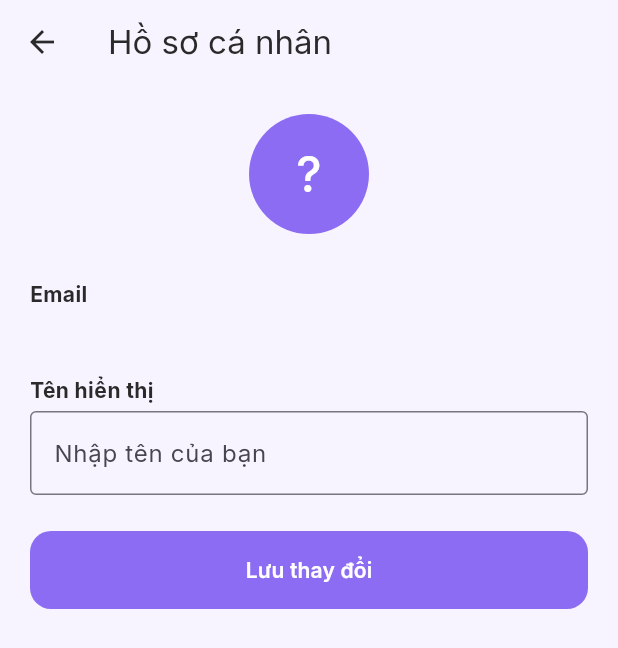
After one commit to Vanmai247/note_flutter, a Flutter app: the screen it shows once a user with an empty profile is signed in, in the side drawer, after a tap on "Hồ sơ cá nhân", on a phone screen of 412 x 824 dp. The commit adds this screen. Shown: the top 648 px of the screen. Run offline on Flutter 3.47's test engine with Material 3 defaults, Android fonts, the phone set to English and light mode, and no system bars; our stand-ins replace cloud_firestore, firebase_auth, firebase_core, google_fonts, table_calendar; accounts and stored records are empty.

Commit message:
Thêm hồ sơ người dùng

```diff
--- a/lib/main.dart
+++ b/lib/main.dart
@@ -11,6 +11,7 @@ import 'screens/login_screen.dart';
 import 'screens/register_screen.dart';
 import 'screens/forgot_password_screen.dart';
 import 'firebase_options.dart';
+import 'screens/profile_screen.dart';
 
 Future<void> main() async {
   WidgetsFlutterBinding.ensureInitialized();
@@ -78,6 +79,7 @@ class TaskyApp extends StatelessWidget {
           '/login': (_) => const LoginScreen(),
           '/register': (_) => const RegisterScreen(),
           '/forgot': (_) => const ForgotPasswordScreen(),
+          '/profile': (_) => const ProfileScreen(),
         },
 
         // Nếu route lạ → về Home (có stream guard ở trên)
--- /dev/null
+++ b/lib/screens/profile_screen.dart
@@ -0,0 +1,165 @@
+import 'package:cloud_firestore/cloud_firestore.dart';
+import 'package:firebase_auth/firebase_auth.dart';
+import 'package:flutter/material.dart';
+
+import '../widgets/primary_button.dart';
+import '../theme.dart';
+
+class ProfileScreen extends StatefulWidget {
+  const ProfileScreen({super.key});
+
+  @override
+  State<ProfileScreen> createState() => _ProfileScreenState();
+}
+
+class _ProfileScreenState extends State<ProfileScreen> {
+  final _nameCtrl = TextEditingController();
+  bool _loading = false;
+
+  User? get _user => FirebaseAuth.instance.currentUser;
+
+  @override
+  void initState() {
+    super.initState();
+    _loadProfile();
+  }
+
+  @override
+  void dispose() {
+    _nameCtrl.dispose();
+    super.dispose();
+  }
+
+  Future<void> _loadProfile() async {
+    final user = _user;
+    if (user == null) return;
+
+    setState(() => _loading = true);
+
+    try {
+      final doc = await FirebaseFirestore.instance
+          .collection('users')
+          .doc(user.uid)
+          .get();
+
+      if (doc.exists) {
+        final data = doc.data();
+        _nameCtrl.text = (data?['name'] ?? '') as String;
+      } else {
+        await FirebaseFirestore.instance
+            .collection('users')
+            .doc(user.uid)
+            .set({
+          'email': user.email,
+          'name': user.displayName ?? '',
+        });
+        _nameCtrl.text = user.displayName ?? '';
+      }
+    } catch (e) {
+      if (!mounted) return;
+      ScaffoldMessenger.of(context).showSnackBar(
+        SnackBar(content: Text('Lỗi tải hồ sơ: $e')),
+      );
+    } finally {
+      if (!mounted) return;
+      setState(() => _loading = false);
+    }
+  }
+
+  Future<void> _saveProfile() async {
+    final user = _user;
+    if (user == null) return;
+
+    setState(() => _loading = true);
+    final name = _nameCtrl.text.trim();
+
+    try {
+      await FirebaseFirestore.instance
+          .collection('users')
+          .doc(user.uid)
+          .set({
+        'email': user.email,
+        'name': name,
+      }, SetOptions(merge: true));
+
+      await user.updateDisplayName(name);
+
+      if (!mounted) return;
+      ScaffoldMessenger.of(context).showSnackBar(
+        const SnackBar(content: Text('Đã lưu hồ sơ')),
+      );
+    } catch (e) {
+      if (!mounted) return;
+      ScaffoldMessenger.of(context).showSnackBar(
+        SnackBar(content: Text('Lỗi lưu hồ sơ: $e')),
+      );
+    } finally {
+      if (!mounted) return;
+      setState(() => _loading = false);
+    }
+  }
+
+  @override
+  Widget build(BuildContext context) {
+    final user = _user;
+
+    return Scaffold(
+      appBar: AppBar(title: const Text('Hồ sơ cá nhân')),
+      body: _loading && user == null
+          ? const Center(child: CircularProgressIndicator())
+          : Padding(
+        padding: const EdgeInsets.all(20),
+        child: Column(
+          crossAxisAlignment: CrossAxisAlignment.start,
+          children: [
+            Center(
+              child: CircleAvatar(
+                radius: 40,
+                backgroundColor: AppColors.primary,
+                child: Text(
+                  (user?.email?.isNotEmpty ?? false)
+                      ? user!.email![0].toUpperCase()
+                      : '?',
+                  style: const TextStyle(
+                    fontSize: 32,
+                    color: Colors.white,
+                  ),
+                ),
+              ),
+            ),
+            const SizedBox(height: 30),
+
+            const Text(
+              'Email',
+              style: TextStyle(fontWeight: FontWeight.bold),
+            ),
+            const SizedBox(height: 4),
+            Text(user?.email ?? '(không có email)'),
+
+            const SizedBox(height: 20),
+
+            const Text(
+              'Tên hiển thị',
+              style: TextStyle(fontWeight: FontWeight.bold),
+            ),
+            const SizedBox(height: 4),
+            TextField(
+              controller: _nameCtrl,
+              decoration: const InputDecoration(
+                border: OutlineInputBorder(),
+                hintText: 'Nhập tên của bạn',
+              ),
+            ),
+
+            const SizedBox(height: 24),
+
+            PrimaryButton(
+              label: _loading ? 'Đang lưu...' : 'Lưu thay đổi',
+              onPressed: _loading ? null : _saveProfile,
+            ),
+          ],
+        ),
+      ),
+    );
+  }
+}
--- a/lib/widgets/app_drawer.dart
+++ b/lib/widgets/app_drawer.dart
@@ -77,6 +77,17 @@ class AppDrawer extends StatelessWidget {
               },
             ),
 
+
+            if (user != null)
+              ListTile(
+                leading: const Icon(Icons.person_outline),
+                title: const Text('Hồ sơ cá nhân'),
+                onTap: () {
+                  Navigator.pop(context);
+                  Navigator.pushNamed(context, '/profile');
+                },
+              ),
+
             // Nếu chưa đăng nhập -> hiển thị nút "Đăng nhập"
             if (user == null)
               ListTile(
```
Also changed, not shown: pubspec.yaml (line endings or trailing spaces), 1 other file.
